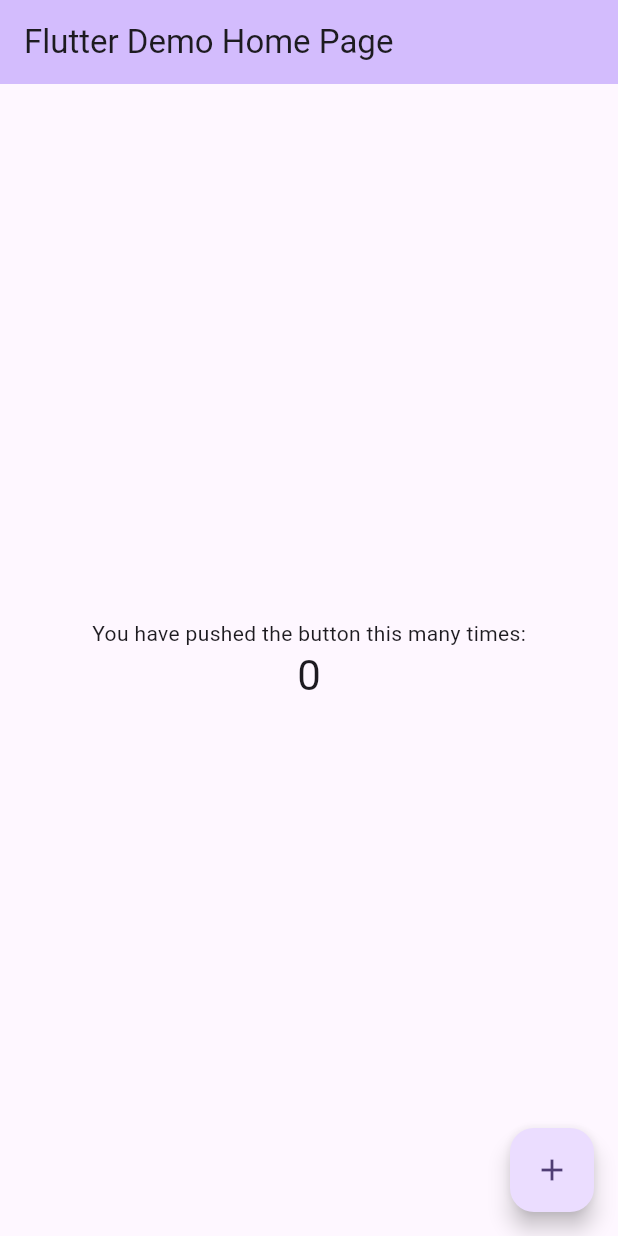
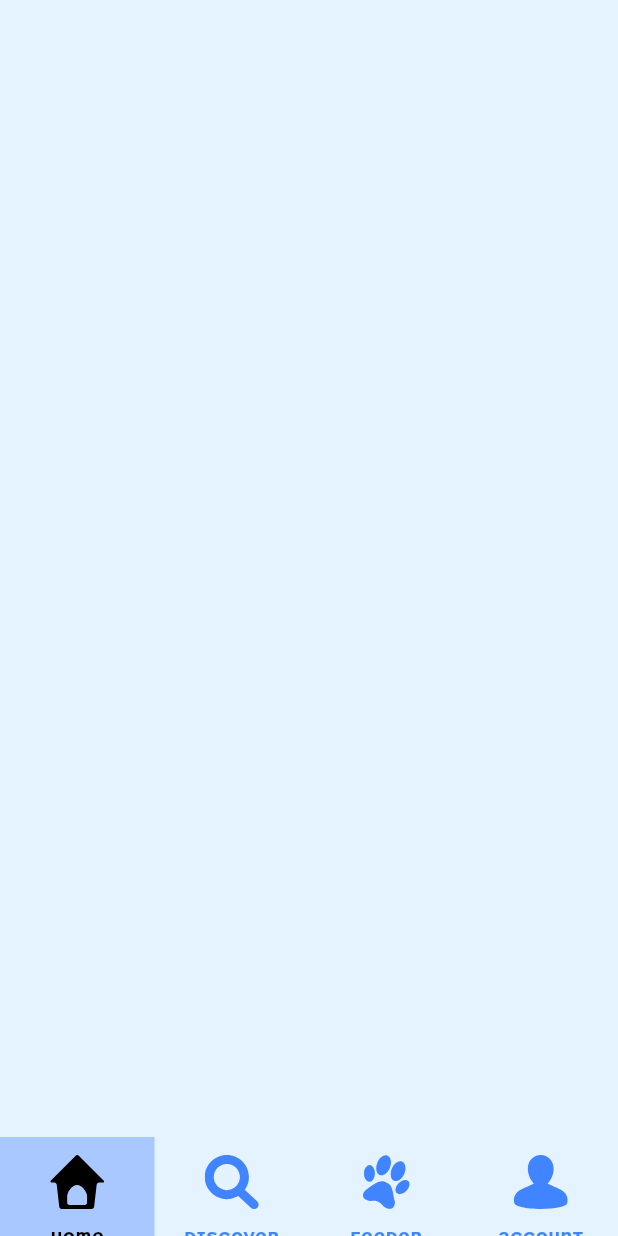
Before and after one commit to Andreogit/tesktask, a Flutter app: the screen it shows after launch, on a phone screen of 412 x 824 dp. Run offline on Flutter 3.47's test engine with Material 3 defaults, Android fonts, the phone set to English and light mode, and no system bars; our stand-ins replace flutter_bloc, flutter_svg, go_router.

Commit message:
bottomnavbar, colors, fonts

```diff
--- /dev/null
+++ b/lib/consts/app_colors.dart
@@ -0,0 +1,8 @@
+import 'dart:ui';
+
+class AppColors {
+  static const Color lightBlue = Color(0xFFA9C8FF);
+  static const Color background = Color(0xFFE4F3FF);
+  static const Color blue = Color(0xFF4085FF);
+  static const Color red = Color(0xFFFF6248);
+}
--- /dev/null
+++ b/lib/consts/app_fonts.dart
@@ -0,0 +1,20 @@
+import 'package:flutter/material.dart';
+
+class AppFonts{
+  static const TextStyle mediumS16 = TextStyle(
+    fontFamily: "ParitySans",
+    fontSize: 16,
+    fontWeight: FontWeight.w500,
+  );
+  static const TextStyle boldS16 = TextStyle(
+    fontFamily: "ParitySans",
+    fontSize: 16,
+    fontWeight: FontWeight.bold,
+  );
+  static const TextStyle boldS12 = TextStyle(
+    fontFamily: "ParitySans",
+    fontSize: 12,
+    fontWeight: FontWeight.bold,
+  );
+
+}
--- a/lib/main.dart
+++ b/lib/main.dart
@@ -1,4 +1,9 @@
 import 'package:flutter/material.dart';
+import 'package:flutter_bloc/flutter_bloc.dart';
+import 'package:go_router/go_router.dart';
+import 'package:task/consts/app_colors.dart';
+import 'package:task/src/bloc/tab_index_cubit.dart';
+import 'package:task/ui/widgets/global_bottom_nav.dart';
 
 void main() {
   runApp(const MyApp());
@@ -9,61 +14,41 @@ class MyApp extends StatelessWidget {
 
   @override
   Widget build(BuildContext context) {
-    return MaterialApp(
-      title: 'Flutter Demo',
-      theme: ThemeData(
-        colorScheme: ColorScheme.fromSeed(seedColor: Colors.deepPurple),
-        useMaterial3: true,
+    return MultiBlocProvider(
+      providers: [
+        BlocProvider(
+          create: (context) => TabIndexCubit(),
+        )
+      ],
+      child: MaterialApp.router(
+        title: 'Flutter Demo',
+        routerConfig: GoRouter(
+          routes: [
+            GoRoute(
+              path: '/',
+              builder: (context, state) => const MyHomePage(),
+            ),
+          ],
+        ),
       ),
-      home: const MyHomePage(title: 'Flutter Demo Home Page'),
     );
   }
 }
 
 class MyHomePage extends StatefulWidget {
-  const MyHomePage({super.key, required this.title});
-
-  final String title;
+  const MyHomePage({super.key});
 
   @override
   State<MyHomePage> createState() => _MyHomePageState();
 }
 
 class _MyHomePageState extends State<MyHomePage> {
-  int _counter = 0;
-
-  void _incrementCounter() {
-    setState(() {
-      _counter++;
-    });
-  }
-
   @override
   Widget build(BuildContext context) {
-    return Scaffold(
-      appBar: AppBar(
-        backgroundColor: Theme.of(context).colorScheme.inversePrimary,
-        title: Text(widget.title),
-      ),
-      body: Center(
-        child: Column(
-          mainAxisAlignment: MainAxisAlignment.center,
-          children: <Widget>[
-            const Text(
-              'You have pushed the button this many times:',
-            ),
-            Text(
-              '$_counter',
-              style: Theme.of(context).textTheme.headlineMedium,
-            ),
-          ],
-        ),
-      ),
-      floatingActionButton: FloatingActionButton(
-        onPressed: _incrementCounter,
-        tooltip: 'Increment',
-        child: const Icon(Icons.add),
-      ),
+    return const Scaffold(
+      backgroundColor: AppColors.background,
+      bottomNavigationBar: GlobalBottomNav(activeItemIndex: 0),
+      body: Center(),
     );
   }
 }
--- /dev/null
+++ b/lib/src/bloc/tab_index_cubit.dart
@@ -0,0 +1,9 @@
+import 'package:flutter_bloc/flutter_bloc.dart';
+
+class TabIndexCubit extends Cubit<int> {
+  TabIndexCubit() : super(0);
+
+  void changeTab(int index) {
+    emit(index);
+  }
+}
--- /dev/null
+++ b/lib/ui/widgets/global_bottom_nav.dart
@@ -0,0 +1,104 @@
+import 'package:flutter/material.dart';
+import 'package:flutter_bloc/flutter_bloc.dart';
+import 'package:flutter_svg/svg.dart';
+import 'package:task/consts/app_colors.dart';
+import 'package:task/consts/app_fonts.dart';
+import 'package:task/src/bloc/tab_index_cubit.dart';
+
+class GlobalBottomNav extends StatelessWidget {
+  const GlobalBottomNav({Key? key, required this.activeItemIndex}) : super(key: key);
+  final int activeItemIndex;
+
+  @override
+  Widget build(BuildContext context) {
+    return Container(
+      height: kBottomNavigationBarHeight + MediaQuery.of(context).padding.bottom + 10,
+      color: Colors.transparent,
+      child: const Row(
+        children: [
+          BottomNavItem(
+            asset: "assets/icons/home.svg",
+            text: "Home",
+            index: 0,
+          ),
+          BottomNavItem(
+            asset: "assets/icons/discover.svg",
+            text: "Discover",
+            index: 1,
+          ),
+          BottomNavItem(
+            asset: "assets/icons/paw.svg",
+            text: "Feeder",
+            index: 2,
+          ),
+          BottomNavItem(
+            asset: "assets/icons/account.svg",
+            text: "Account",
+            index: 3,
+          ),
+        ],
+      ),
+    );
+  }
+}
+
+class BottomNavItem extends StatelessWidget {
+  const BottomNavItem({Key? key, required this.asset, required this.text, required this.index, this.notificationCount}) : super(key: key);
+  final int index;
+  final String asset;
+  final String text;
+  final int? notificationCount;
+
+  @override
+  Widget build(BuildContext context) {
+    return Expanded(
+      child: InkWell(
+        onTap: () {
+          context.read<TabIndexCubit>().changeTab(index);
+        },
+        child: Stack(
+          alignment: Alignment.center,
+          fit: StackFit.expand,
+          children: [
+            BlocBuilder<TabIndexCubit, int>(
+              builder: (context, state) {
+                return Container(
+                  padding: const EdgeInsets.fromLTRB(8, 12, 8, 8),
+                  color: state == index ? AppColors.lightBlue : Colors.transparent,
+                  child: Column(
+                    children: [
+                      SvgPicture.asset(asset, color: state == index ? Colors.black : AppColors.blue, height: 36, width: 36),
+                      const SizedBox(height: 10),
+                      Text(
+                        text,
+                        style: AppFonts.boldS12.copyWith(color: state == index ? Colors.black : AppColors.blue),
+                      ),
+                    ],
+                  ),
+                );
+              },
+            ),
+            if (notificationCount != null && notificationCount! > 0)
+              Positioned(
+                top: 6,
+                right: 6,
+                child: Container(
+                  height: 20,
+                  width: 20,
+                  alignment: Alignment.center,
+                  decoration: const BoxDecoration(
+                    shape: BoxShape.circle,
+                    color: AppColors.red,
+                  ),
+                  child: Text(
+                    notificationCount?.toString() ?? "0",
+                    style: AppFonts.boldS12.copyWith(color: Colors.white),
+                  ),
+                ),
+              ),
+          ],
+        ),
+      ),
+    );
+  }
+}
```
Also changed, not shown: pubspec.yaml (+17 -19 lines), assets/fonts/Fontspring-DEMO-parity_sans_bold.otf (added), assets/fonts/Fontspring-DEMO-parity_sans_regular.otf (added), assets/icons/account.svg (added), assets/icons/discover.svg (added), assets/icons/home.svg (added), assets/icons/paw.svg (added), pubspec.lock, 7 other files.
